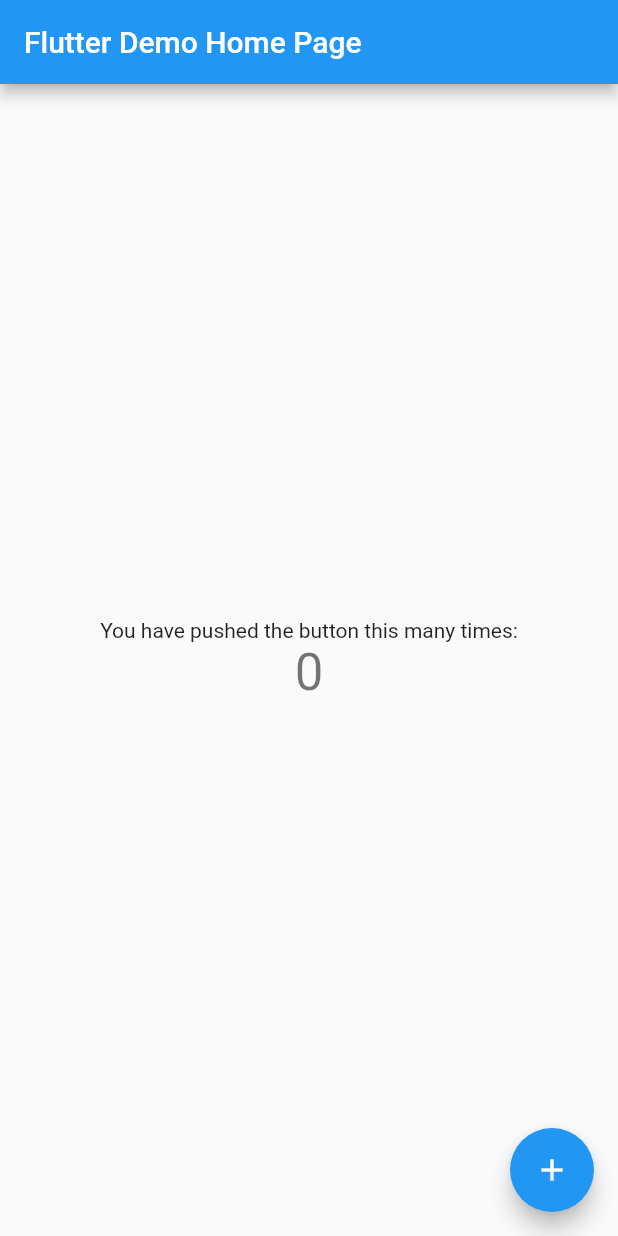
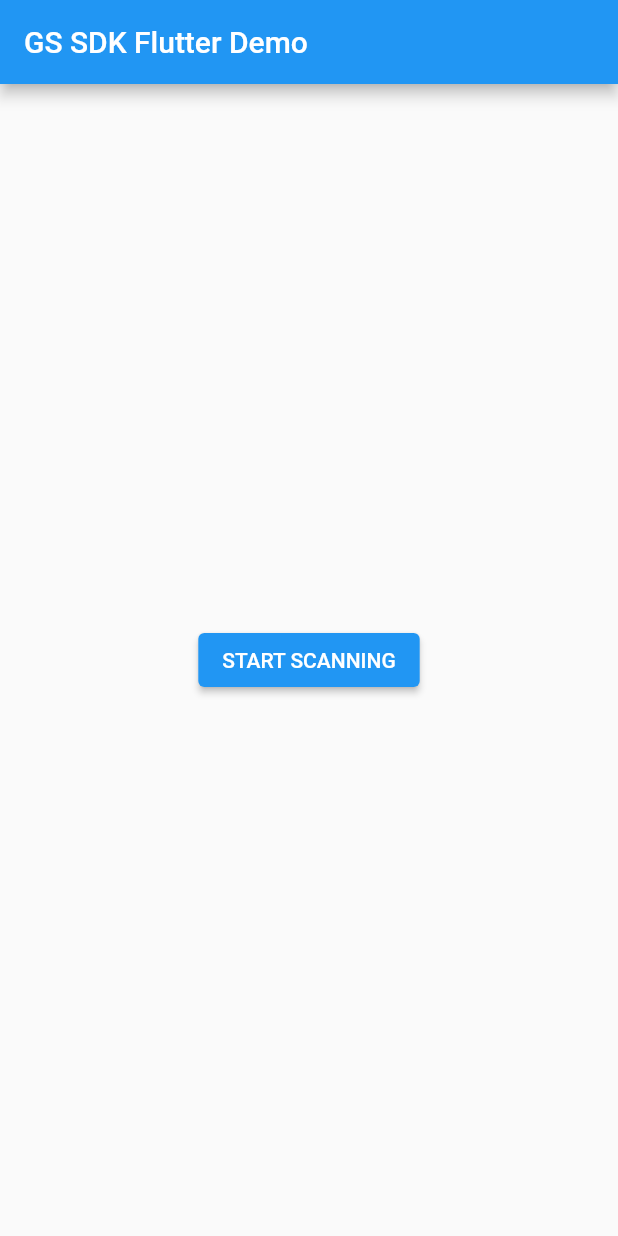
Before and after one commit to TheCez/VH-21-02-Team-Zero, a Flutter app: the screen it shows after launch, on a phone screen of 412 x 824 dp. Run offline on Flutter 3.47's test engine with Material 2 defaults, Android fonts, the phone set to English and light mode, and no system bars; missing offline and left inert: flutter_genius_scan.

Commit message:
Add Bill Scanner

```diff
--- a/lib/main.dart
+++ b/lib/main.dart
@@ -1,115 +1,116 @@
+import 'package:buck_tracker/pages/scanner.dart';
 import 'package:flutter/material.dart';
 
 void main() {
-  runApp(const MyApp());
+  runApp(Scanner());
 }
 
-class MyApp extends StatelessWidget {
-  const MyApp({Key? key}) : super(key: key);
+// class MyApp extends StatelessWidget {
+//   const MyApp({Key? key}) : super(key: key);
 
-  // This widget is the root of your application.
-  @override
-  Widget build(BuildContext context) {
-    return MaterialApp(
-      title: 'Flutter Demo',
-      theme: ThemeData(
-        // This is the theme of your application.
-        //
-        // Try running your application with "flutter run". You'll see the
-        // application has a blue toolbar. Then, without quitting the app, try
-        // changing the primarySwatch below to Colors.green and then invoke
-        // "hot reload" (press "r" in the console where you ran "flutter run",
-        // or simply save your changes to "hot reload" in a Flutter IDE).
-        // Notice that the counter didn't reset back to zero; the application
-        // is not restarted.
-        primarySwatch: Colors.blue,
-      ),
-      home: const MyHomePage(title: 'Flutter Demo Home Page'),
-    );
-  }
-}
+//   // This widget is the root of your application.
+//   @override
+//   Widget build(BuildContext context) {
+//     return MaterialApp(
+//       title: 'Flutter Demo',
+//       theme: ThemeData(
+//         // This is the theme of your application.
+//         //
+//         // Try running your application with "flutter run". You'll see the
+//         // application has a blue toolbar. Then, without quitting the app, try
+//         // changing the primarySwatch below to Colors.green and then invoke
+//         // "hot reload" (press "r" in the console where you ran "flutter run",
+//         // or simply save your changes to "hot reload" in a Flutter IDE).
+//         // Notice that the counter didn't reset back to zero; the application
+//         // is not restarted.
+//         primarySwatch: Colors.blue,
+//       ),
+//       home: const MyHomePage(title: 'Flutter Demo Home Page'),
+//     );
+//   }
+// }
 
-class MyHomePage extends StatefulWidget {
-  const MyHomePage({Key? key, required this.title}) : super(key: key);
+// class MyHomePage extends StatefulWidget {
+//   const MyHomePage({Key? key, required this.title}) : super(key: key);
 
-  // This widget is the home page of your application. It is stateful, meaning
-  // that it has a State object (defined below) that contains fields that affect
-  // how it looks.
+//   // This widget is the home page of your application. It is stateful, meaning
+//   // that it has a State object (defined below) that contains fields that affect
+//   // how it looks.
 
-  // This class is the configuration for the state. It holds the values (in this
-  // case the title) provided by the parent (in this case the App widget) and
-  // used by the build method of the State. Fields in a Widget subclass are
-  // always marked "final".
+//   // This class is the configuration for the state. It holds the values (in this
+//   // case the title) provided by the parent (in this case the App widget) and
+//   // used by the build method of the State. Fields in a Widget subclass are
+//   // always marked "final".
 
-  final String title;
+//   final String title;
 
-  @override
-  State<MyHomePage> createState() => _MyHomePageState();
-}
+//   @override
+//   State<MyHomePage> createState() => _MyHomePageState();
+// }
 
-class _MyHomePageState extends State<MyHomePage> {
-  int _counter = 0;
+// class _MyHomePageState extends State<MyHomePage> {
+//   int _counter = 0;
 
-  void _incrementCounter() {
-    setState(() {
-      // This call to setState tells the Flutter framework that something has
-      // changed in this State, which causes it to rerun the build method below
-      // so that the display can reflect the updated values. If we changed
-      // _counter without calling setState(), then the build method would not be
-      // called again, and so nothing would appear to happen.
-      _counter++;
-    });
-  }
+//   void _incrementCounter() {
+//     setState(() {
+//       // This call to setState tells the Flutter framework that something has
+//       // changed in this State, which causes it to rerun the build method below
+//       // so that the display can reflect the updated values. If we changed
+//       // _counter without calling setState(), then the build method would not be
+//       // called again, and so nothing would appear to happen.
+//       _counter++;
+//     });
+//   }
 
-  @override
-  Widget build(BuildContext context) {
-    // This method is rerun every time setState is called, for instance as done
-    // by the _incrementCounter method above.
-    //
-    // The Flutter framework has been optimized to make rerunning build methods
-    // fast, so that you can just rebuild anything that needs updating rather
-    // than having to individually change instances of widgets.
-    return Scaffold(
-      appBar: AppBar(
-        // Here we take the value from the MyHomePage object that was created by
-        // the App.build method, and use it to set our appbar title.
-        title: Text(widget.title),
-      ),
-      body: Center(
-        // Center is a layout widget. It takes a single child and positions it
-        // in the middle of the parent.
-        child: Column(
-          // Column is also a layout widget. It takes a list of children and
-          // arranges them vertically. By default, it sizes itself to fit its
-          // children horizontally, and tries to be as tall as its parent.
-          //
-          // Invoke "debug painting" (press "p" in the console, choose the
-          // "Toggle Debug Paint" action from the Flutter Inspector in Android
-          // Studio, or the "Toggle Debug Paint" command in Visual Studio Code)
-          // to see the wireframe for each widget.
-          //
-          // Column has various properties to control how it sizes itself and
-          // how it positions its children. Here we use mainAxisAlignment to
-          // center the children vertically; the main axis here is the vertical
-          // axis because Columns are vertical (the cross axis would be
-          // horizontal).
-          mainAxisAlignment: MainAxisAlignment.center,
-          children: <Widget>[
-            const Text(
-              'You have pushed the button this many times:',
-            ),
-            Text(
-              '$_counter',
-              style: Theme.of(context).textTheme.headline4,
-            ),
-          ],
-        ),
-      ),
-      floatingActionButton: FloatingActionButton(
-        onPressed: _incrementCounter,
-        tooltip: 'Increment',
-        child: const Icon(Icons.add),
-      ), // This trailing comma makes auto-formatting nicer for build methods.
-    );
-  }
-}
+//   @override
+//   Widget build(BuildContext context) {
+//     // This method is rerun every time setState is called, for instance as done
+//     // by the _incrementCounter method above.
+//     //
+//     // The Flutter framework has been optimized to make rerunning build methods
+//     // fast, so that you can just rebuild anything that needs updating rather
+//     // than having to individually change instances of widgets.
+//     return Scaffold(
+//       appBar: AppBar(
+//         // Here we take the value from the MyHomePage object that was created by
+//         // the App.build method, and use it to set our appbar title.
+//         title: Text(widget.title),
+//       ),
+//       body: Center(
+//         // Center is a layout widget. It takes a single child and positions it
+//         // in the middle of the parent.
+//         child: Column(
+//           // Column is also a layout widget. It takes a list of children and
+//           // arranges them vertically. By default, it sizes itself to fit its
+//           // children horizontally, and tries to be as tall as its parent.
+//           //
+//           // Invoke "debug painting" (press "p" in the console, choose the
+//           // "Toggle Debug Paint" action from the Flutter Inspector in Android
+//           // Studio, or the "Toggle Debug Paint" command in Visual Studio Code)
+//           // to see the wireframe for each widget.
+//           //
+//           // Column has various properties to control how it sizes itself and
+//           // how it positions its children. Here we use mainAxisAlignment to
+//           // center the children vertically; the main axis here is the vertical
+//           // axis because Columns are vertical (the cross axis would be
+//           // horizontal).
+//           mainAxisAlignment: MainAxisAlignment.center,
+//           children: <Widget>[
+//             const Text(
+//               'You have pushed the button this many times:',
+//             ),
+//             Text(
+//               '$_counter',
+//               style: Theme.of(context).textTheme.headline4,
+//             ),
+//           ],
+//         ),
+//       ),
+//       floatingActionButton: FloatingActionButton(
+//         onPressed: _incrementCounter,
+//         tooltip: 'Increment',
+//         child: const Icon(Icons.add),
+//       ), // This trailing comma makes auto-formatting nicer for build methods.
+//     );
+//   }
+// }
--- /dev/null
+++ b/lib/pages/scanner.dart
@@ -0,0 +1,77 @@
+import 'package:buck_tracker/pages/ocr.dart';
+import 'package:flutter/material.dart';
+import 'package:flutter/services.dart';
+import 'package:flutter_genius_scan/flutter_genius_scan.dart';
+
+// import 'package:open_file/open_file.dart';
+// import 'package:native_pdf_renderer/native_pdf_renderer.dart';
+
+class Scanner extends StatefulWidget {
+  @override
+  _ScannerState createState() => _ScannerState();
+}
+
+class _ScannerState extends State<Scanner> {
+  @override
+  Widget build(BuildContext context) {
+    return MaterialApp(
+      home: Scaffold(
+          appBar: AppBar(
+            title: const Text('GS SDK Flutter Demo'),
+          ),
+          body: MyScaffoldBody()),
+    );
+  }
+}
+
+class MyScaffoldBody extends StatelessWidget {
+  @override
+  Widget build(BuildContext context) {
+    return Center(
+        child: ElevatedButton(
+      onPressed: () {
+        FlutterGeniusScan.scanWithConfiguration({
+          'source': 'camera',
+          'multiPage': false,
+        }).then((result) async {
+          // String pdfUrl = result['pdfUrl'];
+          print('Ajay');
+          print(result['scans'][0]['enhancedUrl']);
+          Navigator.push(
+              context,
+              MaterialPageRoute(
+                builder: (context) => OCR(
+                  img: result['scans'][0]['enhancedUrl'].replaceAll("file://", ''),
+                ),
+              ));
+
+          // pdfUrl.replaceAll("file://", '');
+          // try {
+          //   final document = await PdfDocument.openAsset(pdfUrl.replaceAll("file://", ''));
+          //   final page = await document.getPage(1);
+          //   final pageImage = await page.render(
+          //       width: page.width,
+          //       height: page.height,
+          //       format: PdfPageFormat.JPEG);
+          //   await page.close();
+          //   print(pageImage);
+          // } on PlatformException catch (error) {
+          //   print(error);
+          // }
+          // print(pageImage);
+
+          //   OpenFile.open(pdfUrl.replaceAll("file://", '')).then(
+          //       (result) => debugPrint(pdfUrl),
+          //       onError: (error) => displayError(context, error));
+          // }, onError: (error) => displayError(context, error));
+        });
+      },
+      child: Text("START SCANNING"),
+    ));
+  }
+
+  void displayError(BuildContext context, PlatformException error) {
+    ScaffoldMessenger.of(context)
+        .showSnackBar(SnackBar(content: Text(error.message!)));
+  }
+}
--- a/pubspec.yaml
+++ b/pubspec.yaml
@@ -34,6 +34,7 @@ dependencies:
   # The following adds the Cupertino Icons font to your application.
   # Use with the CupertinoIcons class for iOS style icons.
   cupertino_icons: ^1.0.2
+  flutter_genius_scan: ^4.1.3
 
 dev_dependencies:
   flutter_test:
```
Also changed, not shown: lib/pages/ocr.dart (added, +35 -0 lines), pubspec.lock, 1 other file.
